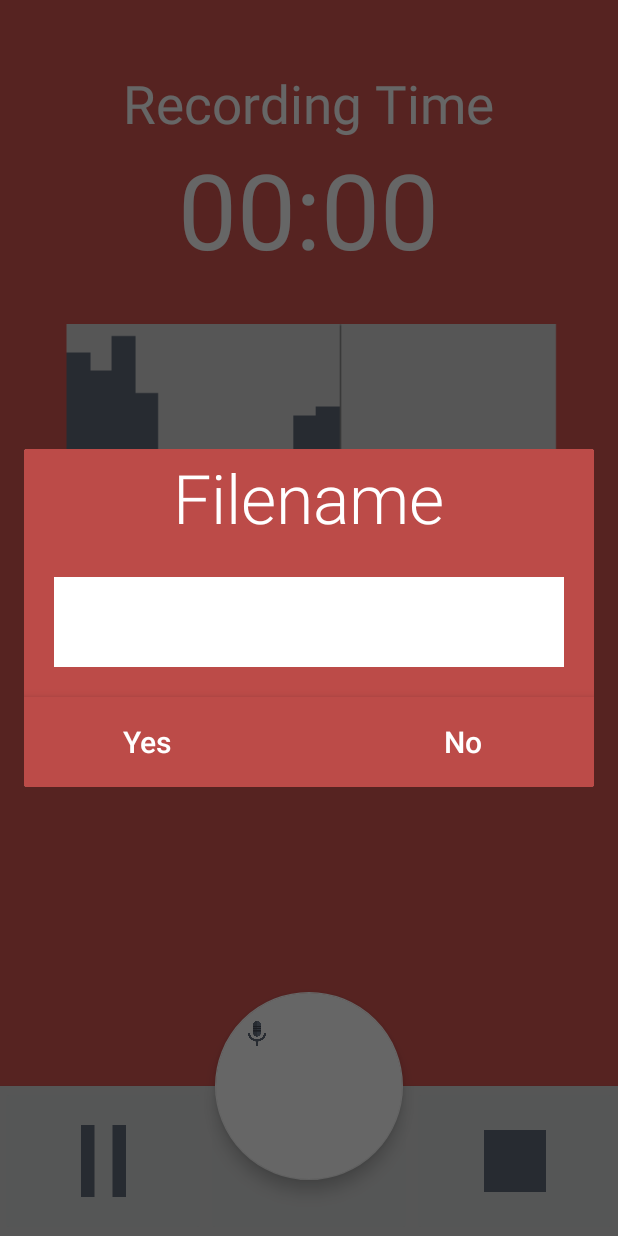
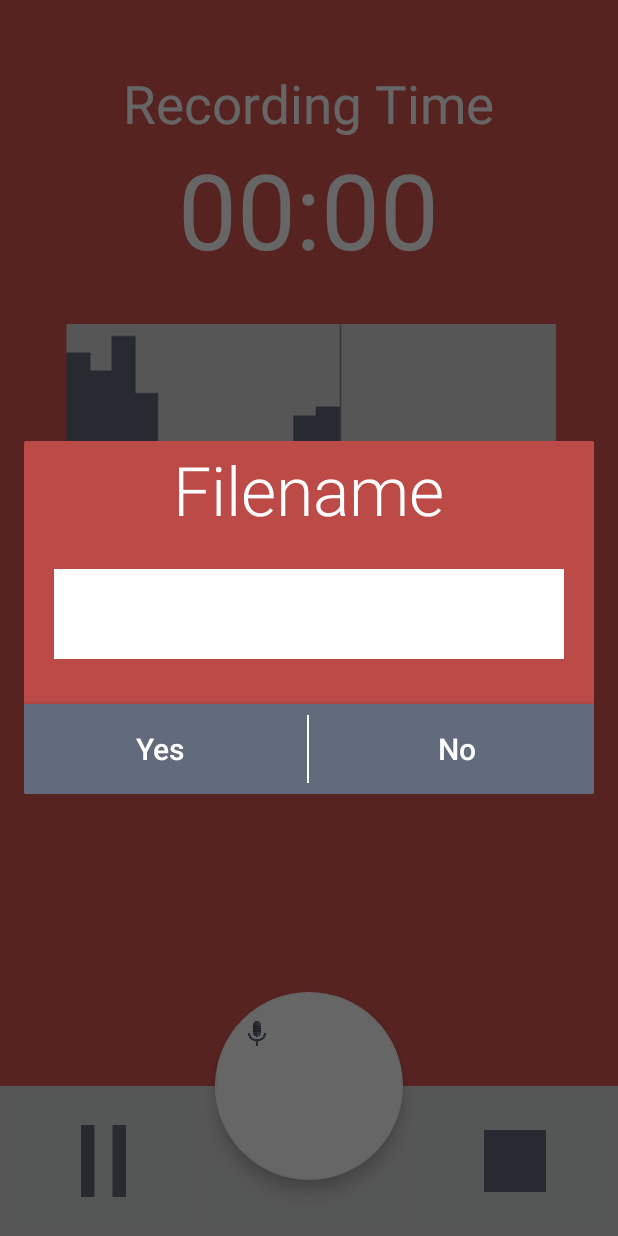
Before and after one commit to ryanthomas1998/voiceRecorder, an Android app: the RecordActivity screen opened directly, with no data from a screen before it, after a tap on an icon or button, on a phone screen of 412 x 824 dp. Run offline under Robolectric (Android 15) with nearby library versions, the phone set to English and light mode, and no system bars.

Commit message:
Differnet dialog skin

```diff
--- a/app/build.gradle
+++ b/app/build.gradle
@@ -7,7 +7,7 @@ android {
     defaultConfig {
         applicationId "com.example.gus.voicerecorder"
         minSdkVersion 21
-        targetSdkVersion 22
+        targetSdkVersion 23
         versionCode 1
         versionName "1.0"
     }
--- a/app/src/main/java/com/example/gus/voicerecorder/RecordActivity.java
+++ b/app/src/main/java/com/example/gus/voicerecorder/RecordActivity.java
@@ -63,11 +63,12 @@ public class RecordActivity extends AppCompatActivity {
                         EditDialog();
                         counter++;
                 } else {
-
-                    chronometer.stop();
-                    counter--;
-                    myAudioRecorder.stop();
-                    myAudioRecorder.release();
+                    if(chronometer != null && myAudioRecorder != null) {
+                        chronometer.stop();
+                        counter--;
+                        myAudioRecorder.stop();
+                        myAudioRecorder.release();
+                    }
                     startActivity(new Intent(getApplicationContext(), MainActivity.class));
                 }
             }
--- a/app/src/main/res/layout/activity_main.xml
+++ b/app/src/main/res/layout/activity_main.xml
@@ -13,6 +13,7 @@ android:layout_height="match_parent" android:fitsSystemWindows="true"
     android:layout_width="match_parent" >
 
 </android.support.design.widget.AppBarLayout>
+
 
     <RelativeLayout android:layout_width="match_parent"
         android:layout_height="match_parent" android:paddingLeft="@dimen/activity_horizontal_margin"
--- a/app/src/main/res/layout/filedialog.xml
+++ b/app/src/main/res/layout/filedialog.xml
@@ -23,20 +23,23 @@
     <EditText
         android:layout_width="match_parent"
         android:layout_height="60dp"
-        android:layout_margin="20dp"
-        android:textColor="#ffffff"
+        android:layout_marginTop="20dp"
+        android:layout_marginLeft="20dp"
+        android:layout_marginRight="20dp"
+        android:layout_marginBottom="30dp"
         android:background="#ffffff"
+        android:padding="10dp"
         android:layout_below="@+id/header"
         android:id="@+id/filename"/>
     <LinearLayout
         android:layout_width="match_parent"
         android:layout_height="60dp"
         android:layout_gravity="end|bottom"
-        android:weightSum="2"
+        android:weightSum="2.01"
         android:layout_below="@+id/filename"
         android:elevation="5dp"
         android:transitionName="bottom"
-        android:background="@color/colorPrimaryDark"
+        android:background="@color/colorAccent"
         android:id="@+id/buttonBar"
         >
         <Button
@@ -45,17 +48,22 @@
             android:background="#00000000"
             android:text="Yes"
             android:id="@+id/yes"
-            android:paddingRight="25dp"
             android:textAllCaps="false"
             android:textColor="#ffffff"
             android:textSize="20sp"
             android:layout_weight="1"/>
+        <LinearLayout
+            android:layout_width="0dp"
+            android:layout_height="match_parent"
+            android:layout_weight=".01"
+            android:background="#ffffff"
+            android:layout_margin="7dp"
+            ></LinearLayout>
         <Button
             android:layout_width="0dp"
             android:layout_height="match_parent"
             android:background="#00000000"
             android:text="No"
-            android:paddingLeft="15dp"
             android:id="@+id/no"
             android:textAllCaps="false"
             android:textColor="#ffffff"
```
